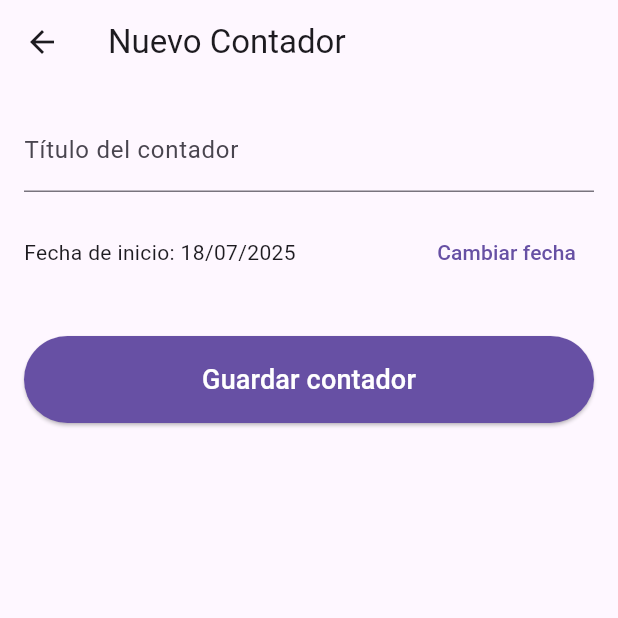
After one commit to Carfer0410/-cuanto-falta-, a Flutter app: the screen it shows after launch, item 2 of the bottom bar chosen, after a tap on the "add" icon, on a phone screen of 412 x 824 dp, the top half of it. The commit adds this screen. Run offline on Flutter 3.47's test engine with Material 3 defaults, Android fonts, the phone set to English and light mode, and no system bars; our stand-ins replace shared_preferences, sqflite; accounts and stored records are empty.

Commit message:
puliendo detalles pantalla principal #3

```diff
--- /dev/null
+++ b/lib/add_counter_page.dart
@@ -0,0 +1,113 @@
+import 'package:flutter/material.dart';
+import 'package:shared_preferences/shared_preferences.dart';
+import 'dart:convert';
+import 'counters_page.dart';
+
+class AddCounterPage extends StatefulWidget {
+  const AddCounterPage({Key? key}) : super(key: key);
+
+  @override
+  State<AddCounterPage> createState() => _AddCounterPageState();
+}
+
+class _AddCounterPageState extends State<AddCounterPage> {
+  final _formKey = GlobalKey<FormState>();
+  final TextEditingController _titleController = TextEditingController();
+  DateTime _selectedDate = DateTime.now();
+
+  Future<void> _pickDate() async {
+    final picked = await showDatePicker(
+      context: context,
+      initialDate: _selectedDate,
+      firstDate: DateTime(2000),
+      lastDate: DateTime.now(),
+    );
+    if (picked != null) {
+      setState(() {
+        _selectedDate = picked;
+      });
+    }
+  }
+
+  Future<void> _saveCounter() async {
+    if (_formKey.currentState?.validate() != true) return;
+    final prefs = await SharedPreferences.getInstance();
+    final jsonString = prefs.getString('counters');
+    List<dynamic> list = [];
+    if (jsonString != null) {
+      list = jsonDecode(jsonString);
+    }
+    final newCounter = Counter(
+      title: _titleController.text,
+      startDate: _selectedDate,
+    );
+    list.add(newCounter.toJson());
+    await prefs.setString('counters', jsonEncode(list));
+    Navigator.pop(context, true);
+  }
+
+  @override
+  void dispose() {
+    _titleController.dispose();
+    super.dispose();
+  }
+
+  @override
+  Widget build(BuildContext context) {
+    return Scaffold(
+      appBar: AppBar(
+        title: const Text('Nuevo Contador'),
+        backgroundColor: Theme.of(context).appBarTheme.backgroundColor,
+      ),
+      body: Padding(
+        padding: const EdgeInsets.all(16.0),
+        child: Form(
+          key: _formKey,
+          child: ListView(
+            children: [
+              TextFormField(
+                controller: _titleController,
+                decoration: const InputDecoration(
+                  labelText: 'Título del contador',
+                ),
+                validator:
+                    (value) =>
+                        value == null || value.isEmpty
+                            ? 'Ingrese un título'
+                            : null,
+              ),
+              const SizedBox(height: 16),
+              Row(
+                children: [
+                  Expanded(
+                    child: Text(
+                      'Fecha de inicio: ${_selectedDate.day.toString().padLeft(2, '0')}/${_selectedDate.month.toString().padLeft(2, '0')}/${_selectedDate.year}',
+                      style: Theme.of(context).textTheme.bodyMedium,
+                    ),
+                  ),
+                  TextButton(
+                    onPressed: _pickDate,
+                    child: const Text('Cambiar fecha'),
+                  ),
+                ],
+              ),
+              const SizedBox(height: 32),
+              ElevatedButton(
+                onPressed: _saveCounter,
+                style: ElevatedButton.styleFrom(
+                  backgroundColor: Theme.of(context).colorScheme.primary,
+                  foregroundColor: Theme.of(context).colorScheme.onPrimary,
+                  padding: const EdgeInsets.symmetric(vertical: 16),
+                ),
+                child: const Text(
+                  'Guardar contador',
+                  style: TextStyle(fontSize: 18),
+                ),
+              ),
+            ],
+          ),
+        ),
+      ),
+    );
+  }
+}
--- /dev/null
+++ b/lib/counters_page.dart
@@ -0,0 +1,190 @@
+import 'package:flutter/material.dart';
+import 'package:shared_preferences/shared_preferences.dart';
+import 'dart:convert';
+import 'add_counter_page.dart';
+
+class Counter {
+  final String title;
+  final DateTime startDate;
+
+  Counter({required this.title, required this.startDate});
+
+  Map<String, dynamic> toJson() => {
+    'title': title,
+    'startDate': startDate.toIso8601String(),
+  };
+
+  static Counter fromJson(Map<String, dynamic> json) => Counter(
+    title: json['title'],
+    startDate: DateTime.parse(json['startDate']),
+  );
+}
+
+class CountersPage extends StatefulWidget {
+  const CountersPage({Key? key}) : super(key: key);
+
+  @override
+  State<CountersPage> createState() => _CountersPageState();
+}
+
+class _CountersPageState extends State<CountersPage> {
+  List<Counter> _counters = [];
+
+  @override
+  void initState() {
+    super.initState();
+    _loadCounters();
+  }
+
+  Future<void> _loadCounters() async {
+    final prefs = await SharedPreferences.getInstance();
+    final jsonString = prefs.getString('counters');
+    if (jsonString != null) {
+      final List decoded = jsonDecode(jsonString);
+      _counters = decoded.map((e) => Counter.fromJson(e)).toList();
+    }
+    setState(() {});
+  }
+
+  Future<void> _saveCounters() async {
+    final prefs = await SharedPreferences.getInstance();
+    final list = _counters.map((e) => e.toJson()).toList();
+    await prefs.setString('counters', jsonEncode(list));
+  }
+
+  void _navigateToAddCounter() async {
+    final result = await Navigator.push(
+      context,
+      MaterialPageRoute(builder: (context) => const AddCounterPage()),
+    );
+    if (result == true) {
+      _loadCounters();
+    }
+  }
+
+  void _deleteCounter(int index) {
+    setState(() {
+      _counters.removeAt(index);
+    });
+    _saveCounters();
+  }
+
+  @override
+  Widget build(BuildContext context) {
+    return Scaffold(
+      backgroundColor: Colors.white,
+      appBar: AppBar(
+        title: const Text('Contadores'),
+        backgroundColor: Colors.orange,
+        foregroundColor: Colors.white,
+        elevation: 0,
+      ),
+      body: Padding(
+        padding: const EdgeInsets.symmetric(vertical: 8.0),
+        child: RefreshIndicator(
+          onRefresh: _loadCounters,
+          child:
+              _counters.isEmpty
+                  ? ListView(
+                    physics: const AlwaysScrollableScrollPhysics(),
+                    children: [
+                      const SizedBox(height: 150),
+                      Center(
+                        child: Text(
+                          'No hay contadores. ¡Agrega uno!',
+                          style: Theme.of(context).textTheme.bodyMedium,
+                        ),
+                      ),
+                    ],
+                  )
+                  : ListView.builder(
+                    itemCount: _counters.length,
+                    itemBuilder: (context, index) {
+                      final counter = _counters[index];
+                      final days =
+                          DateTime.now().difference(counter.startDate).inDays;
+                      return Dismissible(
+                        key: ValueKey(
+                          '${counter.startDate.toIso8601String()}_${counter.title}',
+                        ),
+                        direction: DismissDirection.endToStart,
+                        onDismissed: (_) => _deleteCounter(index),
+                        background: Container(
+                          color: Colors.red,
+                          alignment: Alignment.centerRight,
+                          padding: const EdgeInsets.symmetric(horizontal: 20),
+                          child: const Icon(Icons.delete, color: Colors.white),
+                        ),
+                        child: Padding(
+                          padding: const EdgeInsets.symmetric(
+                            horizontal: 16,
+                            vertical: 8,
+                          ),
+                          child: Card(
+                            shape: RoundedRectangleBorder(
+                              borderRadius: BorderRadius.circular(16),
+                            ),
+                            elevation: 6,
+                            color: Theme.of(context).cardColor,
+                            child: Padding(
+                              padding: const EdgeInsets.all(16.0),
+                              child: Row(
+                                children: [
+                                  const Icon(
+                                    Icons.hourglass_top,
+                                    size: 30,
+                                    color: Colors.orange,
+                                  ),
+                                  const SizedBox(width: 12),
+                                  Expanded(
+                                    child: Column(
+                                      crossAxisAlignment:
+                                          CrossAxisAlignment.start,
+                                      children: [
+                                        Text(
+                                          counter.title,
+                                          style: Theme.of(
+                                            context,
+                                          ).textTheme.titleLarge?.copyWith(
+                                            fontWeight: FontWeight.bold,
+                                          ),
+                                        ),
+                                        const SizedBox(height: 4),
+                                        Text(
+                                          '$days días',
+                                          style:
+                                              Theme.of(
+                                                context,
+                                              ).textTheme.bodyMedium,
+                                        ),
+                                      ],
+                                    ),
+                                  ),
+                                  IconButton(
+                                    icon: Icon(
+                                      Icons.delete,
+                                      color:
+                                          Theme.of(context).colorScheme.error,
+                                    ),
+                                    onPressed: () => _deleteCounter(index),
+                                  ),
+                                ],
+                              ),
+                            ),
+                          ),
+                        ),
+                      );
+                    },
+                  ),
+        ),
+      ),
+      floatingActionButton: FloatingActionButton(
+        heroTag: 'countersFab',
+        backgroundColor: Theme.of(context).colorScheme.primary,
+        foregroundColor: Theme.of(context).colorScheme.onPrimary,
+        onPressed: _navigateToAddCounter,
+        child: const Icon(Icons.add),
+      ),
+    );
+  }
+}
--- a/lib/main.dart
+++ b/lib/main.dart
@@ -1,6 +1,6 @@
 import 'package:flutter/material.dart';
 import 'package:shared_preferences/shared_preferences.dart';
-import 'home_page.dart';
+import 'root_page.dart';
 
 void main() {
   runApp(const MyApp());
@@ -51,7 +51,7 @@ class _MyAppState extends State<MyApp> {
       theme: ThemeData(primarySwatch: Colors.orange),
       darkTheme: ThemeData.dark(),
       themeMode: _themeMode,
-      home: HomePage(themeMode: _themeMode, onThemeChanged: _onThemeChanged),
+      home: RootPage(themeMode: _themeMode, onThemeChanged: _onThemeChanged),
       debugShowCheckedModeBanner: false,
     );
   }
--- /dev/null
+++ b/lib/root_page.dart
@@ -0,0 +1,62 @@
+import 'package:flutter/material.dart';
+import 'home_page.dart';
+import 'counters_page.dart';
+import 'settings_page.dart';
+
+class RootPage extends StatefulWidget {
+  final ThemeMode themeMode;
+  final ValueChanged<ThemeMode> onThemeChanged;
+
+  const RootPage({
+    Key? key,
+    required this.themeMode,
+    required this.onThemeChanged,
+  }) : super(key: key);
+
+  @override
+  State<RootPage> createState() => _RootPageState();
+}
+
+class _RootPageState extends State<RootPage> {
+  int _selectedIndex = 0;
+
+  late final List<Widget> _pages;
+
+  @override
+  void initState() {
+    super.initState();
+    _pages = [
+      HomePage(
+        themeMode: widget.themeMode,
+        onThemeChanged: widget.onThemeChanged,
+      ),
+      const CountersPage(),
+      SettingsPage(
+        themeMode: widget.themeMode,
+        onThemeChanged: widget.onThemeChanged,
+      ),
+    ];
+  }
+
+  void _onItemTapped(int index) {
+    setState(() {
+      _selectedIndex = index;
+    });
+  }
+
+  @override
+  Widget build(BuildContext context) {
+    return Scaffold(
+      body: IndexedStack(index: _selectedIndex, children: _pages),
+      bottomNavigationBar: BottomNavigationBar(
+        currentIndex: _selectedIndex,
+        onTap: _onItemTapped,
+        items: const [
+          BottomNavigationBarItem(icon: Icon(Icons.home), label: 'Inicio'),
+          BottomNavigationBarItem(icon: Icon(Icons.timer), label: 'Contadores'),
+          BottomNavigationBarItem(icon: Icon(Icons.settings), label: 'Ajustes'),
+        ],
+      ),
+    );
+  }
+}
--- a/lib/settings_page.dart
+++ b/lib/settings_page.dart
@@ -1,4 +1,5 @@
 import 'package:flutter/material.dart';
+import 'counters_page.dart';
 
 class SettingsPage extends StatelessWidget {
   final ThemeMode themeMode;
@@ -13,6 +14,7 @@ class SettingsPage extends StatelessWidget {
   @override
   Widget build(BuildContext context) {
     return Scaffold(
+      backgroundColor: Colors.white,
       appBar: AppBar(
         title: const Text('Ajustes'),
         backgroundColor: Colors.orange,
@@ -46,6 +48,18 @@ class SettingsPage extends StatelessWidget {
               // TODO: implementar funcionalidad
             },
           ),
+          const Divider(),
+          ListTile(
+            leading: const Icon(Icons.timer),
+            title: const Text('Contadores de días'),
+            subtitle: const Text('Días sin fumar, sin beber, etc.'),
+            onTap: () {
+              Navigator.push(
+                context,
+                MaterialPageRoute(builder: (context) => const CountersPage()),
+              );
+            },
+          ),
         ],
       ),
     );
```
Also changed, not shown: lib/home_page.dart (+3 -14 lines).
